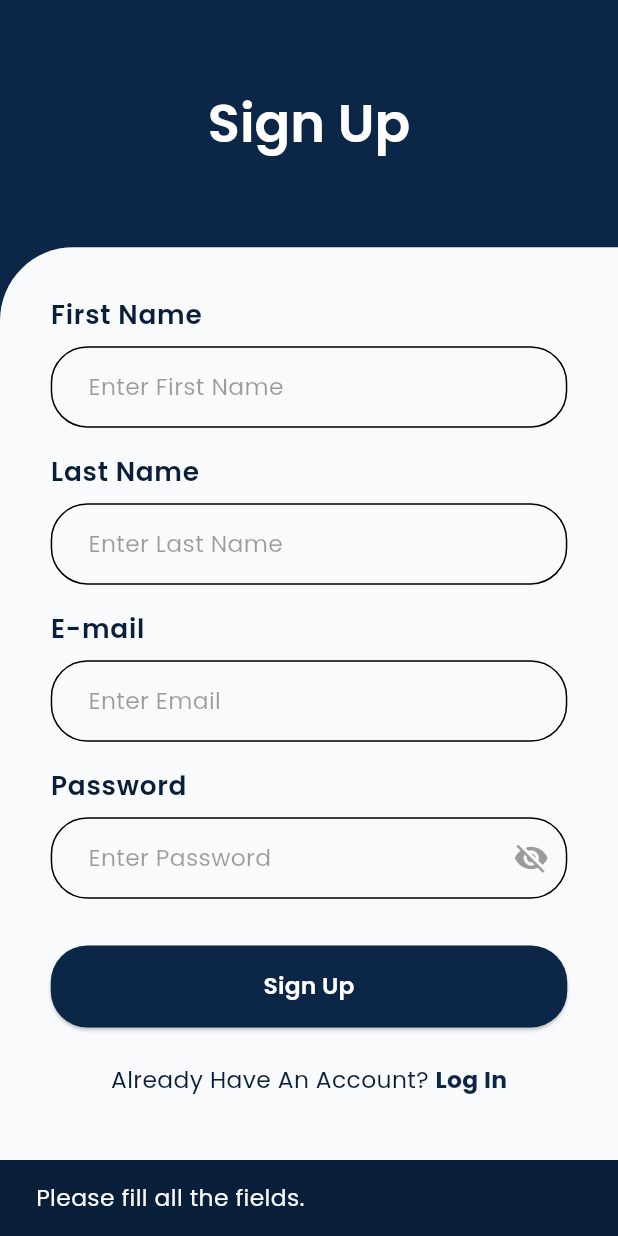
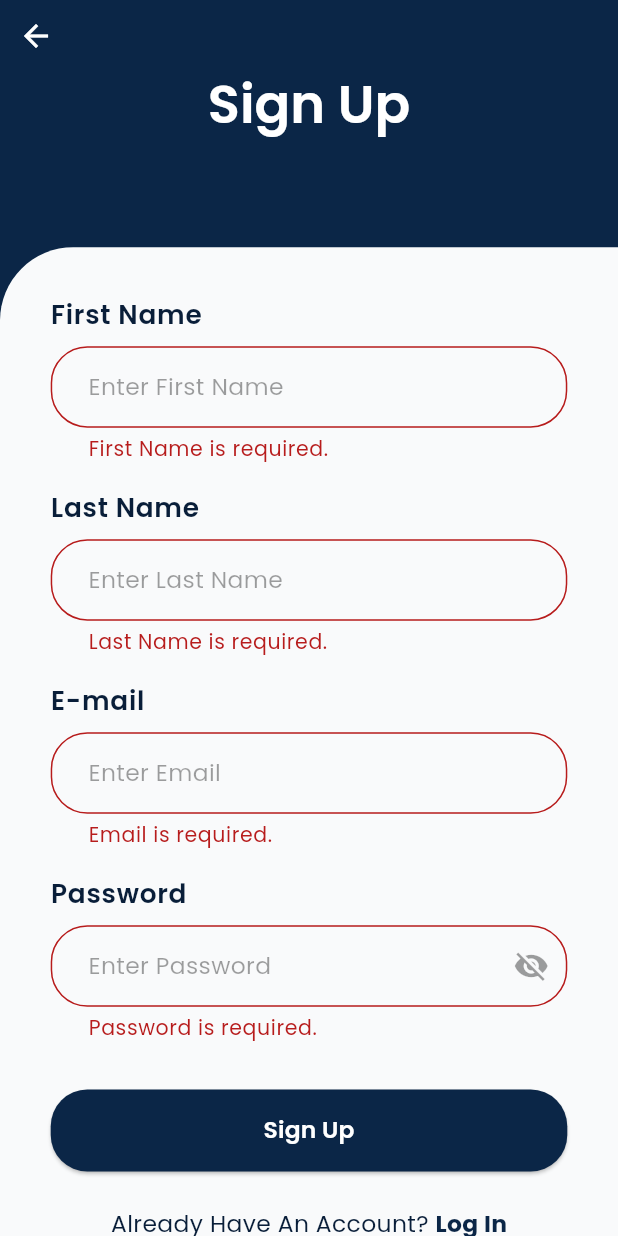
Before and after one commit to AyaOsamaAhmed/Depi-project, a Flutter app: the SignupScreen screen opened by its route, after a tap on "Sign Up", on a phone screen of 412 x 824 dp. Run offline on Flutter 3.47's test engine with Material 3 defaults, Android fonts, the phone set to English and light mode, and no system bars; our stand-ins replace dio, equatable, flutter_bloc, flutter_screenutil, get_it, go_router and 1 more.

Commit message:
feat: implement AuthTextField widget and setup localization and authentication screens

```diff
--- a/lib/core/localization/l10n/app_ar.arb
+++ b/lib/core/localization/l10n/app_ar.arb
@@ -18,6 +18,10 @@
   "enterBothEmailAndPassword": "الرجاء إدخال البريد الإلكتروني وكلمة المرور.",
   "fillAllFields": "الرجاء ملء جميع الحقول.",
   "invalidEmail": "الرجاء إدخال بريد إلكتروني صالح.",
-  "passwordTooShort": "كلمة المرور يجب أن تتكون من 6 أحرف على الأقل.",
+  "passwordTooShort": "كلمة المرور يجب أن تتكون من 8 أحرف على الأقل.",
+  "passwordWeak": "يجب أن تحتوي كلمة المرور على أحرف كبيرة وصغيرة وأرقام ورموز خاصة.",
+  "emailRequired": "البريد الإلكتروني مطلوب.",
+  "passwordRequired": "كلمة المرور مطلوبة.",
+  "isRequired": "مطلوب.",
   "invalidCredentials": "البريد الإلكتروني أو كلمة المرور غير صحيحة."
 }
--- a/lib/core/localization/l10n/app_en.arb
+++ b/lib/core/localization/l10n/app_en.arb
@@ -21,6 +21,10 @@
   "enterBothEmailAndPassword": "Please enter both email and password.",
   "fillAllFields": "Please fill all the fields.",
   "invalidEmail": "Please enter a valid email address.",
-  "passwordTooShort": "Password must be at least 6 characters.",
+  "passwordTooShort": "Password must be at least 8 characters.",
+  "passwordWeak": "Password must contain uppercase, lowercase, number, and special character.",
+  "emailRequired": "Email is required.",
+  "passwordRequired": "Password is required.",
+  "isRequired": "is required.",
   "invalidCredentials": "Incorrect email or password."
 }
--- a/lib/core/localization/l10n/app_localizations.dart
+++ b/lib/core/localization/l10n/app_localizations.dart
@@ -215,8 +215,32 @@ abstract class AppLocalizations {
   /// No description provided for @passwordTooShort.
   ///
   /// In en, this message translates to:
-  /// **'Password must be at least 6 characters.'**
+  /// **'Password must be at least 8 characters.'**
   String get passwordTooShort;
+
+  /// No description provided for @passwordWeak.
+  ///
+  /// In en, this message translates to:
+  /// **'Password must contain uppercase, lowercase, number, and special character.'**
+  String get passwordWeak;
+
+  /// No description provided for @emailRequired.
+  ///
+  /// In en, this message translates to:
+  /// **'Email is required.'**
+  String get emailRequired;
+
+  /// No description provided for @passwordRequired.
+  ///
+  /// In en, this message translates to:
+  /// **'Password is required.'**
+  String get passwordRequired;
+
+  /// No description provided for @isRequired.
+  ///
+  /// In en, this message translates to:
+  /// **'is required.'**
+  String get isRequired;
 
   /// No description provided for @invalidCredentials.
   ///
--- a/lib/core/localization/l10n/app_localizations_en.dart
+++ b/lib/core/localization/l10n/app_localizations_en.dart
@@ -67,7 +67,20 @@ class AppLocalizationsEn extends AppLocalizations {
   String get invalidEmail => 'Please enter a valid email address.';
 
   @override
-  String get passwordTooShort => 'Password must be at least 6 characters.';
+  String get passwordTooShort => 'Password must be at least 8 characters.';
+
+  @override
+  String get passwordWeak =>
+      'Password must contain uppercase, lowercase, number, and special character.';
+
+  @override
+  String get emailRequired => 'Email is required.';
+
+  @override
+  String get passwordRequired => 'Password is required.';
+
+  @override
+  String get isRequired => 'is required.';
 
   @override
   String get invalidCredentials => 'Incorrect email or password.';
--- /dev/null
+++ b/lib/core/utils/validators.dart
@@ -0,0 +1,43 @@
+import 'package:flutter/material.dart';
+import 'package:dipe_freelance/core/extensions/context_extensions.dart';
+
+class Validators {
+  static String? validateEmail(BuildContext context, String? value) {
+    if (value == null || value.isEmpty) {
+      return context.local.emailRequired;
+    }
+    final emailRegex = RegExp(r'^[\w-\.]+@([\w-]+\.)+[\w-]{2,4}$');
+    if (!emailRegex.hasMatch(value)) {
+      return context.local.invalidEmail;
+    }
+    return null;
+  }
+
+  static String? validatePassword(BuildContext context, String? value) {
+    if (value == null || value.isEmpty) {
+      return context.local.passwordRequired;
+    }
+    if (value.length < 8) {
+      return context.local.passwordTooShort;
+    }
+
+    // Check for "strong" criteria: uppercase, lowercase, number, special char
+    final hasUppercase = value.contains(RegExp(r'[A-Z]'));
+    final hasLowercase = value.contains(RegExp(r'[a-z]'));
+    final hasDigits = value.contains(RegExp(r'[0-9]'));
+    final hasSpecialCharacters = value.contains(RegExp(r'[!@#$%^&*(),.?":{}|<>]'));
+
+    if (!hasUppercase || !hasLowercase || !hasDigits || !hasSpecialCharacters) {
+      return context.local.passwordWeak;
+    }
+
+    return null;
+  }
+
+  static String? validateRequired(BuildContext context, String? value, String fieldName) {
+    if (value == null || value.trim().isEmpty) {
+      return '$fieldName ${context.local.isRequired}';
+    }
+    return null;
+  }
+}
--- a/lib/features/auth/presentation/views/signup_screen.dart
+++ b/lib/features/auth/presentation/views/signup_screen.dart
@@ -1,14 +1,15 @@
-import 'package:flutter/gestures.dart';
-import 'package:flutter/material.dart';
-import 'package:flutter_bloc/flutter_bloc.dart';
-import 'package:go_router/go_router.dart';
 import 'package:dipe_freelance/core/extensions/context_extensions.dart';
 import 'package:dipe_freelance/core/router/app_routes.dart';
-import 'package:flutter_screenutil/flutter_screenutil.dart';
+import 'package:dipe_freelance/core/utils/validators.dart';
 import 'package:dipe_freelance/features/auth/presentation/states/signup/signup_cubit.dart';
 import 'package:dipe_freelance/features/auth/presentation/states/signup/signup_state.dart';
 import 'package:dipe_freelance/features/auth/presentation/widgets/auth_button.dart';
 import 'package:dipe_freelance/features/auth/presentation/widgets/auth_text_field.dart';
+import 'package:flutter/gestures.dart';
+import 'package:flutter/material.dart';
+import 'package:flutter_bloc/flutter_bloc.dart';
+import 'package:flutter_screenutil/flutter_screenutil.dart';
+import 'package:go_router/go_router.dart';
 
 class SignupScreen extends StatefulWidget {
   const SignupScreen({super.key});
@@ -22,6 +23,7 @@ class _SignupScreenState extends State<SignupScreen> {
   final TextEditingController _lastNameController = TextEditingController();
   final TextEditingController _emailController = TextEditingController();
   final TextEditingController _passwordController = TextEditingController();
+  final _formKey = GlobalKey<FormState>();
 
   @override
   void dispose() {
@@ -45,13 +47,27 @@ class _SignupScreenState extends State<SignupScreen> {
               // Top Section
               Expanded(
                 flex: 1,
-                child: Center(
+                child: Column(
+                  crossAxisAlignment: CrossAxisAlignment.start,
+                  children: [
+                    IconButton(
+                      onPressed: () {
+                        context.pop();
+                      },
+                      icon: Icon(
+                        Icons.arrow_back,
+                        color: context.colorScheme.onPrimary,
+                      ),
+                    ),
+                    Center(
                       child: Text(
                         context.local.signUp,
                         style: context.textTheme.displayMedium?.copyWith(
                           color: context.colorScheme.onPrimary,
                         ),
                       ),
+                    ),
+                  ],
                 ),
               ),
 
@@ -71,7 +87,12 @@ class _SignupScreenState extends State<SignupScreen> {
                       topLeft: Radius.circular(50.r),
                     ),
                     child: SingleChildScrollView(
-                      padding: EdgeInsets.symmetric(horizontal: 32.w, vertical: 32.h),
+                      padding: EdgeInsets.symmetric(
+                        horizontal: 32.w,
+                        vertical: 32.h,
+                      ),
+                      child: Form(
+                        key: _formKey,
                         child: Column(
                           crossAxisAlignment: CrossAxisAlignment.start,
                           children: [
@@ -80,6 +101,12 @@ class _SignupScreenState extends State<SignupScreen> {
                               label: context.local.firstName,
                               hint: context.local.enterFirstName,
                               controller: _firstNameController,
+                              textInputAction: TextInputAction.next,
+                              validator: (value) => Validators.validateRequired(
+                                context,
+                                value,
+                                context.local.firstName,
+                              ),
                             ),
                             SizedBox(height: 16.h),
 
@@ -88,6 +115,12 @@ class _SignupScreenState extends State<SignupScreen> {
                               label: context.local.lastName,
                               hint: context.local.enterLastName,
                               controller: _lastNameController,
+                              textInputAction: TextInputAction.next,
+                              validator: (value) => Validators.validateRequired(
+                                context,
+                                value,
+                                context.local.lastName,
+                              ),
                             ),
                             SizedBox(height: 16.h),
 
@@ -96,6 +129,10 @@ class _SignupScreenState extends State<SignupScreen> {
                               label: context.local.email,
                               hint: context.local.enterEmail,
                               controller: _emailController,
+                              keyboardType: TextInputType.emailAddress,
+                              textInputAction: TextInputAction.next,
+                              validator: (value) =>
+                                  Validators.validateEmail(context, value),
                             ),
                             SizedBox(height: 16.h),
 
@@ -105,6 +142,19 @@ class _SignupScreenState extends State<SignupScreen> {
                               hint: context.local.enterPassword,
                               isPassword: true,
                               controller: _passwordController,
+                              textInputAction: TextInputAction.done,
+                              validator: (value) =>
+                                  Validators.validatePassword(context, value),
+                              onFieldSubmitted: (_) {
+                                if (_formKey.currentState!.validate()) {
+                                  context.read<SignupCubit>().signup(
+                                    _firstNameController.text,
+                                    _lastNameController.text,
+                                    _emailController.text,
+                                    _passwordController.text,
+                                  );
+                                }
+                              },
                             ),
                             SizedBox(height: 32.h),
 
@@ -113,12 +163,20 @@ class _SignupScreenState extends State<SignupScreen> {
                               listener: (context, state) {
                                 if (state is SignupSuccess) {
                                   // Navigate on success
-                                ScaffoldMessenger.of(context).showSnackBar(
-                                  SnackBar(content: Text(context.local.signupSuccess)),
+                                  ScaffoldMessenger.of(context)
+                                    ..hideCurrentSnackBar()
+                                    ..showSnackBar(
+                                      SnackBar(
+                                        content: Text(
+                                          context.local.signupSuccess,
+                                        ),
+                                      ),
                                     );
                                   context.go(AppRoutes.login);
                                 } else if (state is SignupFailure) {
-                                ScaffoldMessenger.of(context).showSnackBar(
+                                  ScaffoldMessenger.of(context)
+                                    ..hideCurrentSnackBar()
+                                    ..showSnackBar(
                                       SnackBar(content: Text(state.message)),
                                     );
                                 }
@@ -128,34 +186,14 @@ class _SignupScreenState extends State<SignupScreen> {
                                   text: context.local.signUp,
                                   isLoading: state is SignupLoading,
                                   onPressed: () {
-                                  if (_firstNameController.text.isEmpty ||
-                                      _lastNameController.text.isEmpty ||
-                                      _emailController.text.isEmpty ||
-                                      _passwordController.text.isEmpty) {
-                                    ScaffoldMessenger.of(context).showSnackBar(
-                                      SnackBar(content: Text(context.local.fillAllFields)),
-                                    );
-                                    return;
-                                  }
-                                  final emailRegex = RegExp(r'^[\w-\.]+@([\w-]+\.)+[\w-]{2,4}$');
-                                  if (!emailRegex.hasMatch(_emailController.text)) {
-                                    ScaffoldMessenger.of(context).showSnackBar(
-                                      SnackBar(content: Text(context.local.invalidEmail)),
-                                    );
-                                    return;
-                                  }
-                                  if (_passwordController.text.length < 6) {
-                                    ScaffoldMessenger.of(context).showSnackBar(
-                                      SnackBar(content: Text(context.local.passwordTooShort)),
-                                    );
-                                    return;
-                                  }
+                                    if (_formKey.currentState!.validate()) {
                                       context.read<SignupCubit>().signup(
                                         _firstNameController.text,
                                         _lastNameController.text,
                                         _emailController.text,
                                         _passwordController.text,
                                       );
+                                    }
                                   },
                                 );
                               },
@@ -173,7 +211,8 @@ class _SignupScreenState extends State<SignupScreen> {
                                   children: [
                                     TextSpan(
                                       text: context.local.logIn,
-                                    style: context.textTheme.bodyMedium?.copyWith(
+                                      style: context.textTheme.bodyMedium
+                                          ?.copyWith(
                                             color: context.colorScheme.primary,
                                             fontWeight: FontWeight.bold,
                                           ),
@@ -192,6 +231,7 @@ class _SignupScreenState extends State<SignupScreen> {
                     ),
                   ),
                 ),
+              ),
             ],
           ),
         ),
--- a/lib/features/auth/presentation/widgets/auth_text_field.dart
+++ b/lib/features/auth/presentation/widgets/auth_text_field.dart
@@ -7,6 +7,10 @@ class AuthTextField extends StatefulWidget {
   final String hint;
   final bool isPassword;
   final TextEditingController? controller;
+  final String? Function(String?)? validator;
+  final TextInputType? keyboardType;
+  final TextInputAction? textInputAction;
+  final void Function(String)? onFieldSubmitted;
 
   const AuthTextField({
     super.key,
@@ -14,6 +18,10 @@ class AuthTextField extends StatefulWidget {
     required this.hint,
     this.isPassword = false,
     this.controller,
+    this.validator,
+    this.keyboardType,
+    this.textInputAction,
+    this.onFieldSubmitted,
   });
 
   @override
@@ -42,9 +50,13 @@ class _AuthTextFieldState extends State<AuthTextField> {
           ),
         ),
         SizedBox(height: 8.h),
-        TextField(
+        TextFormField(
           controller: widget.controller,
           obscureText: _obscureText,
+          validator: widget.validator,
+          keyboardType: widget.keyboardType,
+          textInputAction: widget.textInputAction,
+          onFieldSubmitted: widget.onFieldSubmitted,
           style: context.textTheme.bodyMedium?.copyWith(
             color: context.colorScheme.onSurface,
           ),
@@ -61,6 +73,17 @@ class _AuthTextFieldState extends State<AuthTextField> {
             focusedBorder: OutlineInputBorder(
               borderRadius: BorderRadius.circular(25.r),
               borderSide: BorderSide(color: context.colorScheme.primary),
+            ),
+            errorBorder: OutlineInputBorder(
+              borderRadius: BorderRadius.circular(25.r),
+              borderSide: BorderSide(color: context.colorScheme.error),
+            ),
+            focusedErrorBorder: OutlineInputBorder(
+              borderRadius: BorderRadius.circular(25.r),
+              borderSide: BorderSide(color: context.colorScheme.error),
+            ),
+            errorStyle: context.textTheme.bodySmall?.copyWith(
+              color: context.colorScheme.error,
             ),
             suffixIcon: widget.isPassword
                 ? IconButton(
```
Also changed, not shown: lib/core/localization/l10n/app_localizations_ar.dart (+14 -1 lines), lib/features/auth/presentation/views/login_screen.dart (+43 -51 lines), pubspec.lock. Lines whose indentation alone changed are shown as unchanged.
